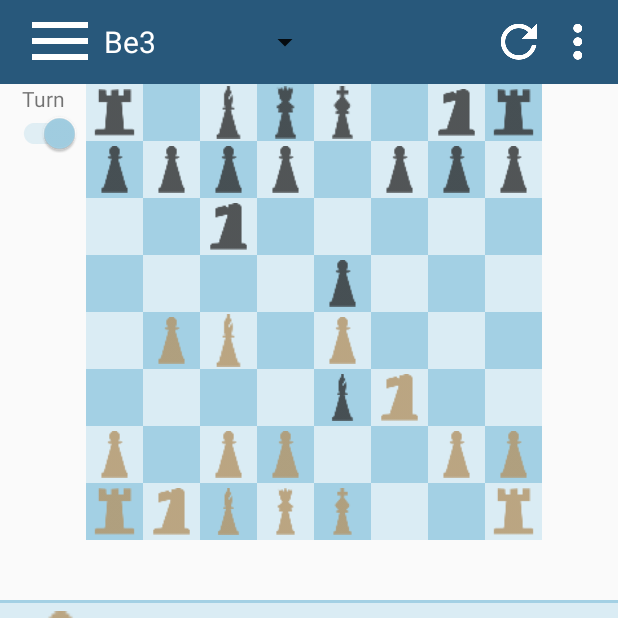
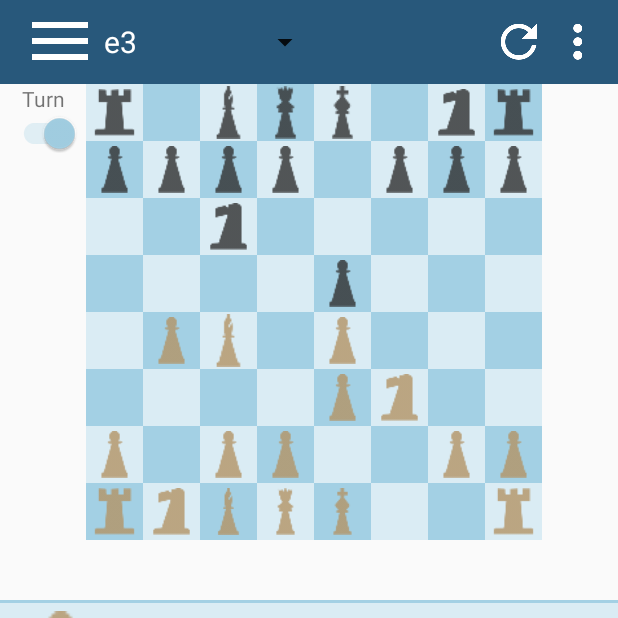
Before and after one commit to thomasszp/Chess-Vision, an Android app: the screen it shows after launch (MainActivity), after a tap on "F2", on a phone screen of 412 x 824 dp, the top half of it. Run offline under Robolectric (Android 15) with nearby library versions, the phone set to English and light mode, and no system bars; 3 other taps on this screen came first.

Commit message:
All options work while generating only one set of moves in the list below. Still hardcoded for now.

```diff
--- a/app/src/main/java/com/example/chessvision2/MainActivity.java
+++ b/app/src/main/java/com/example/chessvision2/MainActivity.java
@@ -47,6 +47,20 @@ public class MainActivity extends AppCompatActivity {
                 GetNewMoves();
             }
         });
+        option2.setOnClickListener(new View.OnClickListener() {
+            @Override
+            public void onClick(View view) {
+                NextMove((LinearLayout) view);
+                GetNewMoves();
+            }
+        });
+        option3.setOnClickListener(new View.OnClickListener() {
+            @Override
+            public void onClick(View view) {
+                NextMove((LinearLayout) view);
+                GetNewMoves();
+            }
+        });
 
         // Load past move into array for dropdown
         pastMoves = Arrays.copyOf(pastMoves, pastMoves.length + 1);
@@ -66,25 +80,38 @@ public class MainActivity extends AppCompatActivity {
         TextView nextSquareView = (TextView) option.getChildAt(3);
 
         // Get views by ID in string form
-        String currentSquareText = (String) currentSquareView.getText();
-        String nextSquareText = (String) nextSquareView.getText();
-        int currentSquareID = getResources().getIdentifier(currentSquareText, "id", getPackageName());
-        int nextSquareID = getResources().getIdentifier(nextSquareText, "id", getPackageName());
+        int currentSquareID = getResources().getIdentifier((String) currentSquareView.getText(), "id", getPackageName());
+        int nextSquareID = getResources().getIdentifier((String) nextSquareView.getText(), "id", getPackageName());
         ImageView currentSquare = findViewById(currentSquareID);
         ImageView nextSquare = findViewById(nextSquareID);
 
         // Put piece into nextSquare, remove piece from currentSquare
-        nextSquare.setBackgroundResource(getResources().getIdentifier((String) pieceImage.getTag(), "drawable", getPackageName()));
+        nextSquare.setBackgroundResource(getResources().getIdentifier((String) pieceImage.getTag(), "drawable", getPackageName()));;
         currentSquare.setBackgroundResource(0);
+
+        // Set move in prev moves dropdown
+        String tmp = "";
+        if (((String) pieceImage.getTag()).contains("bishop")) {
+            tmp = "B";
+        } else if (((String) pieceImage.getTag()).contains("queen")) {
+            tmp = "Q";
+        } else if (((String) pieceImage.getTag()).contains("king")) {
+            tmp = "K";
+        } else if (((String) pieceImage.getTag()).contains("rook")) {
+            tmp = "R";
+        } else if (((String) pieceImage.getTag()).contains("knight")) {
+            tmp = "N";
+        } else if (((String) pieceImage.getTag()).contains("pawn")) {
+            tmp = "";
+        }
+        tmp += ((String) nextSquareView.getText()).toLowerCase();
+        pastMoves = Arrays.copyOf(pastMoves, pastMoves.length + 1);
+        pastMoves[1] = pastMoves[0];
+        pastMoves[0] = tmp;
+        SetDropdown();
     }
 
     private void GetNewMoves() {
-        // Set new dropdown move
-        pastMoves = Arrays.copyOf(pastMoves, pastMoves.length + 1);
-        pastMoves[1] = pastMoves[0];
-        pastMoves[0] = "Be3";
-        SetDropdown();
-
         // Generate new moves as options
         ImageView pieceImage = (ImageView) option1.getChildAt(0);
         TextView currentSquareView = (TextView) option1.getChildAt(1);
@@ -94,6 +121,7 @@ public class MainActivity extends AppCompatActivity {
         TextView lossPct = (TextView) option1.getChildAt(6);
 
         pieceImage.setBackgroundResource(R.drawable.white_pawn);
+        pieceImage.setTag("white_pawn");
         currentSquareView.setText("F2");
         nextSquareView.setText("E3");
         winPct.setText("52%");
@@ -108,6 +136,7 @@ public class MainActivity extends AppCompatActivity {
         lossPct = (TextView) option2.getChildAt(6);
 
         pieceImage.setBackgroundResource(R.drawable.white_pawn);
+        pieceImage.setTag("white_pawn");
         currentSquareView.setText("D2");
         nextSquareView.setText("E3");
         winPct.setText("51%");
@@ -122,6 +151,7 @@ public class MainActivity extends AppCompatActivity {
         lossPct = (TextView) option3.getChildAt(6);
 
         pieceImage.setBackgroundResource(R.drawable.white_knight);
+        pieceImage.setTag("white_knight");
         currentSquareView.setText("A2");
         nextSquareView.setText("C3");
         winPct.setText("42%");
--- a/app/src/main/res/layout/activity_main.xml
+++ b/app/src/main/res/layout/activity_main.xml
@@ -350,14 +350,15 @@
                     android:layout_width="70dp"
                     android:layout_height="match_parent"
                     android:scaleType="centerCrop"
-                    android:background="@drawable/black_queen"/>
+                    android:background="@drawable/black_queen"
+                    android:tag="black_queen"/>
                 <!--Current Square-->
                 <TextView
                     android:layout_width="38dp"
                     android:layout_height="match_parent"
                     android:gravity="center"
                     android:textSize="30sp"
-                    android:text="B8"/>
+                    android:text="D8"/>
                 <!--Arrow-->
                 <TextView
                     android:layout_width="wrap_content"
@@ -410,7 +411,8 @@
                     android:layout_width="70dp"
                     android:layout_height="match_parent"
                     android:scaleType="centerCrop"
-                    android:background="@drawable/black_knight"/>
+                    android:background="@drawable/black_knight"
+                    android:tag="black_knight"/>
                 <!--Current Square-->
                 <TextView
                     android:layout_width="38dp"
```
